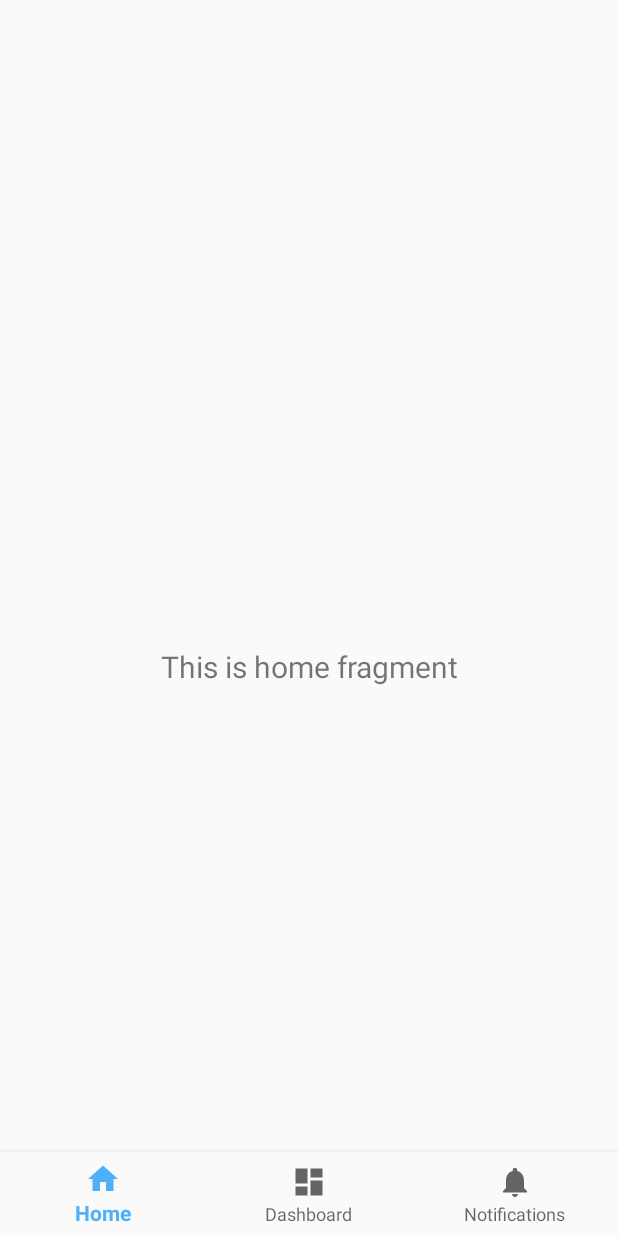
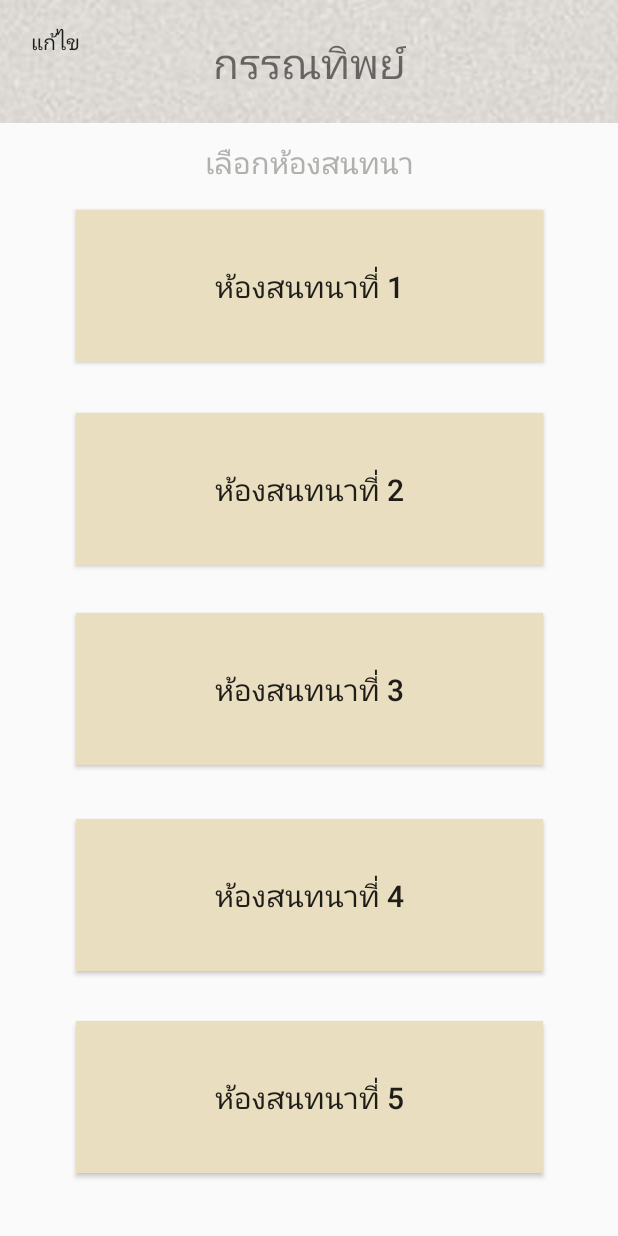
Before and after one commit to Icefozen/KaantipSimple, an Android app: the ChatList screen opened directly, with no data from a screen before it, on a phone screen of 412 x 824 dp. Run offline under Robolectric (Android 15) with nearby library versions, the phone set to English and light mode, and no system bars.

Commit message:
choose room

```diff
--- a/app/src/main/AndroidManifest.xml
+++ b/app/src/main/AndroidManifest.xml
@@ -11,10 +11,8 @@
         android:roundIcon="@mipmap/ic_launcher_round"
         android:supportsRtl="true"
         android:theme="@style/Theme.Kaantip">
-        <activity android:name=".ChatRoom"></activity>
-        <activity
-            android:name=".ChatList"
-            android:label="@string/title_activity_chat_list" />
+        <activity android:name=".ChatList"></activity>
+        <activity android:name=".ChatRoom" />
         <activity android:name=".MainActivity">
             <intent-filter>
                 <action android:name="android.intent.action.MAIN" />
--- a/app/src/main/java/icefozen/java/kaantip/ChatList.java
+++ b/app/src/main/java/icefozen/java/kaantip/ChatList.java
@@ -1,30 +1,47 @@
 package icefozen.java.kaantip;
 
+import androidx.appcompat.app.AppCompatActivity;
+
+import android.content.Context;
+import android.content.Intent;
 import android.os.Bundle;
-
-import com.google.android.material.bottomnavigation.BottomNavigationView;
-
-import androidx.appcompat.app.AppCompatActivity;
-import androidx.navigation.NavController;
-import androidx.navigation.Navigation;
-import androidx.navigation.ui.AppBarConfiguration;
-import androidx.navigation.ui.NavigationUI;
+import android.view.View;
+import android.widget.Button;
 
 public class ChatList extends AppCompatActivity {
+
+    private Button room1, room2, room3, room4, room5, edit;
 
     @Override
     protected void onCreate(Bundle savedInstanceState) {
         super.onCreate(savedInstanceState);
         setContentView(R.layout.activity_chat_list);
-        BottomNavigationView navView = findViewById(R.id.nav_view);
-        // Passing each menu ID as a set of Ids because each
-        // menu should be considered as top level destinations.
-        AppBarConfiguration appBarConfiguration = new AppBarConfiguration.Builder(
-                R.id.navigation_home, R.id.navigation_dashboard, R.id.navigation_notifications)
-                .build();
-        NavController navController = Navigation.findNavController(this, R.id.nav_host_fragment);
-        NavigationUI.setupActionBarWithNavController(this, navController, appBarConfiguration);
-        NavigationUI.setupWithNavController(navView, navController);
+
+        room1 = findViewById(R.id.roomChat1);
+        room2 = findViewById(R.id.roomChat2);
+        room3 = findViewById(R.id.roomChat3);
+        room4 = findViewById(R.id.roomChat4);
+        room5 = findViewById(R.id.roomChat5);
+
+        room1.setOnClickListener(View -> {
+            Intent intent = new Intent(ChatList.this, ChatRoom.class);
+            startActivity(intent);
+        });
+        room2.setOnClickListener(View -> {
+            Intent intent = new Intent(ChatList.this, ChatRoom.class);
+            startActivity(intent);
+        });
+        room3.setOnClickListener(View -> {
+            Intent intent = new Intent(ChatList.this, ChatRoom.class);
+            startActivity(intent);
+        });
+        room4.setOnClickListener(View -> {
+            Intent intent = new Intent(ChatList.this, ChatRoom.class);
+            startActivity(intent);
+        });
+        room5.setOnClickListener(View -> {
+            Intent intent = new Intent(ChatList.this, ChatRoom.class);
+            startActivity(intent);
+        });
     }
-
 }
--- a/app/src/main/java/icefozen/java/kaantip/MainActivity.java
+++ b/app/src/main/java/icefozen/java/kaantip/MainActivity.java
@@ -167,7 +167,7 @@ public class MainActivity extends AppCompatActivity {
 //                    login("superhero1");
 
                         try {
-                            TimeUnit.SECONDS.sleep(3);
+                            TimeUnit.SECONDS.sleep(2);
                         } catch (InterruptedException e) {
                             e.printStackTrace();
                         }
--- a/app/src/main/java/icefozen/java/kaantip/ui/home/HomeFragment.java
+++ /dev/null
@@ -1,35 +0,0 @@
-package icefozen.java.kaantip.ui.home;
-
-import android.os.Bundle;
-import android.view.LayoutInflater;
-import android.view.View;
-import android.view.ViewGroup;
-import android.widget.TextView;
-
-import androidx.annotation.NonNull;
-import androidx.annotation.Nullable;
-import androidx.fragment.app.Fragment;
-import androidx.lifecycle.Observer;
-import androidx.lifecycle.ViewModelProvider;
-
-import icefozen.java.kaantip.R;
-
-public class HomeFragment extends Fragment {
-
-    private HomeViewModel homeViewModel;
-
-    public View onCreateView(@NonNull LayoutInflater inflater,
-                             ViewGroup container, Bundle savedInstanceState) {
-        homeViewModel =
-                new ViewModelProvider(this).get(HomeViewModel.class);
-        View root = inflater.inflate(R.layout.fragment_home, container, false);
-        final TextView textView = root.findViewById(R.id.text_home);
-        homeViewModel.getText().observe(getViewLifecycleOwner(), new Observer<String>() {
-            @Override
-            public void onChanged(@Nullable String s) {
-                textView.setText(s);
-            }
-        });
-        return root;
-    }
-}
--- a/app/src/main/java/icefozen/java/kaantip/ui/home/HomeViewModel.java
+++ /dev/null
@@ -1,19 +0,0 @@
-package icefozen.java.kaantip.ui.home;
-
-import androidx.lifecycle.LiveData;
-import androidx.lifecycle.MutableLiveData;
-import androidx.lifecycle.ViewModel;
-
-public class HomeViewModel extends ViewModel {
-
-    private MutableLiveData<String> mText;
-
-    public HomeViewModel() {
-        mText = new MutableLiveData<>();
-        mText.setValue("This is home fragment");
-    }
-
-    public LiveData<String> getText() {
-        return mText;
-    }
-}
--- a/app/src/main/res/layout/activity_chat_list.xml
+++ b/app/src/main/res/layout/activity_chat_list.xml
@@ -1,33 +1,123 @@
 <?xml version="1.0" encoding="utf-8"?>
 <androidx.constraintlayout.widget.ConstraintLayout xmlns:android="http://schemas.android.com/apk/res/android"
     xmlns:app="http://schemas.android.com/apk/res-auto"
-    android:id="@+id/container"
+    xmlns:tools="http://schemas.android.com/tools"
     android:layout_width="match_parent"
     android:layout_height="match_parent"
-    android:paddingTop="?attr/actionBarSize">
+    tools:context=".ChatList">
 
-    <com.google.android.material.bottomnavigation.BottomNavigationView
-        android:id="@+id/nav_view"
-        android:layout_width="0dp"
+    <ImageButton
+        android:id="@+id/imageButton"
+        android:layout_width="422dp"
+        android:layout_height="82dp"
+        app:layout_constraintBottom_toBottomOf="parent"
+        app:layout_constraintEnd_toEndOf="parent"
+        app:layout_constraintHorizontal_bias="0.545"
+        app:layout_constraintStart_toStartOf="parent"
+        app:layout_constraintTop_toTopOf="parent"
+        app:layout_constraintVertical_bias="0.0"
+        app:srcCompat="@drawable/header_bg" />
+
+    <TextView
+        android:id="@+id/textView"
+        android:layout_width="wrap_content"
         android:layout_height="wrap_content"
-        android:layout_marginStart="0dp"
-        android:layout_marginEnd="0dp"
-        android:background="?android:attr/windowBackground"
+        android:text="กรรณทิพย์"
+        android:textSize="28dp"
+        app:layout_constraintBottom_toBottomOf="@+id/imageButton"
+        app:layout_constraintEnd_toEndOf="parent"
+        app:layout_constraintStart_toStartOf="parent"
+        app:layout_constraintTop_toTopOf="@+id/imageButton" />
+
+    <Button
+        android:id="@+id/roomChat1"
+        android:layout_width="311dp"
+        android:layout_height="101dp"
+        android:background="@color/chat_room_btn"
+        android:text="ห้องสนทนาที่ 1"
+        android:textSize="20dp"
         app:layout_constraintBottom_toBottomOf="parent"
-        app:layout_constraintLeft_toLeftOf="parent"
-        app:layout_constraintRight_toRightOf="parent"
-        app:menu="@menu/bottom_nav_menu" />
+        app:layout_constraintEnd_toEndOf="parent"
+        app:layout_constraintStart_toStartOf="parent"
+        app:layout_constraintTop_toBottomOf="@+id/imageButton"
+        app:layout_constraintVertical_bias="0.091" />
 
-    <fragment
-        android:id="@+id/nav_host_fragment"
-        android:name="androidx.navigation.fragment.NavHostFragment"
-        android:layout_width="match_parent"
-        android:layout_height="match_parent"
-        app:defaultNavHost="true"
-        app:layout_constraintBottom_toTopOf="@id/nav_view"
-        app:layout_constraintLeft_toLeftOf="parent"
-        app:layout_constraintRight_toRightOf="parent"
+    <Button
+        android:id="@+id/roomChat4"
+        android:layout_width="311dp"
+        android:layout_height="101dp"
+        android:background="@color/chat_room_btn"
+        android:text="ห้องสนทนาที่ 4"
+        android:textSize="20dp"
+        app:layout_constraintBottom_toBottomOf="parent"
+        app:layout_constraintEnd_toEndOf="parent"
+        app:layout_constraintStart_toStartOf="parent"
+        app:layout_constraintTop_toBottomOf="@+id/imageButton"
+        app:layout_constraintVertical_bias="0.724" />
+
+    <Button
+        android:id="@+id/roomChat5"
+        android:layout_width="311dp"
+        android:layout_height="101dp"
+        android:background="@color/chat_room_btn"
+        android:text="ห้องสนทนาที่ 5"
+        android:textSize="20dp"
+        app:layout_constraintBottom_toBottomOf="parent"
+        app:layout_constraintEnd_toEndOf="parent"
+        app:layout_constraintStart_toStartOf="parent"
+        app:layout_constraintTop_toBottomOf="@+id/imageButton"
+        app:layout_constraintVertical_bias="0.934" />
+
+    <Button
+        android:id="@+id/roomChat3"
+        android:layout_width="311dp"
+        android:layout_height="101dp"
+        android:background="@color/chat_room_btn"
+        android:text="ห้องสนทนาที่ 3"
+        android:textSize="20dp"
+        app:layout_constraintBottom_toBottomOf="parent"
+        app:layout_constraintEnd_toEndOf="parent"
+        app:layout_constraintStart_toStartOf="parent"
+        app:layout_constraintTop_toBottomOf="@+id/imageButton"
+        app:layout_constraintVertical_bias="0.51" />
+
+    <TextView
+        android:id="@+id/textView2"
+        android:layout_width="wrap_content"
+        android:layout_height="wrap_content"
+        android:text="เลือกห้องสนทนา"
+        android:textColor="@color/text_choose_room"
+        android:textSize="20dp"
+        app:layout_constraintBottom_toBottomOf="parent"
+        app:layout_constraintEnd_toEndOf="parent"
+        app:layout_constraintStart_toStartOf="parent"
+        app:layout_constraintTop_toBottomOf="@+id/imageButton"
+        app:layout_constraintVertical_bias="0.016" />
+
+    <Button
+        android:id="@+id/roomChat2"
+        android:layout_width="311dp"
+        android:layout_height="101dp"
+        android:background="@color/chat_room_btn"
+        android:text="ห้องสนทนาที่ 2"
+        android:textSize="20dp"
+        app:layout_constraintBottom_toBottomOf="parent"
+        app:layout_constraintEnd_toEndOf="parent"
+        app:layout_constraintStart_toStartOf="parent"
+        app:layout_constraintTop_toBottomOf="@+id/imageButton"
+        app:layout_constraintVertical_bias="0.302" />
+
+    <Button
+        android:id="@+id/button12"
+        android:layout_width="61dp"
+        android:layout_height="39dp"
+        android:background="@null"
+        android:text="แก้ไข"
+        app:layout_constraintBottom_toBottomOf="parent"
+        app:layout_constraintEnd_toEndOf="parent"
+        app:layout_constraintHorizontal_bias="0.017"
+        app:layout_constraintStart_toStartOf="parent"
         app:layout_constraintTop_toTopOf="parent"
-        app:navGraph="@navigation/mobile_navigation" />
+        app:layout_constraintVertical_bias="0.01" />
 
 </androidx.constraintlayout.widget.ConstraintLayout>
--- a/app/src/main/res/layout/activity_main.xml
+++ b/app/src/main/res/layout/activity_main.xml
@@ -29,7 +29,7 @@
                 android:layout_marginStart="45dp"
                 android:layout_marginTop="195dp"
                 android:layout_marginEnd="45dp"
-                android:src="@drawable/ic_ice" />
+                android:src="@drawable/ic_photo_background" />
 
             <androidx.appcompat.widget.AppCompatTextView
                 android:id="@+id/tvKS"
--- a/app/src/main/res/layout/fragment_home.xml
+++ /dev/null
@@ -1,22 +0,0 @@
-<?xml version="1.0" encoding="utf-8"?>
-<androidx.constraintlayout.widget.ConstraintLayout xmlns:android="http://schemas.android.com/apk/res/android"
-    xmlns:app="http://schemas.android.com/apk/res-auto"
-    xmlns:tools="http://schemas.android.com/tools"
-    android:layout_width="match_parent"
-    android:layout_height="match_parent"
-    tools:context=".ui.home.HomeFragment">
-
-    <TextView
-        android:id="@+id/text_home"
-        android:layout_width="match_parent"
-        android:layout_height="wrap_content"
-        android:layout_marginStart="8dp"
-        android:layout_marginTop="8dp"
-        android:layout_marginEnd="8dp"
-        android:textAlignment="center"
-        android:textSize="20sp"
-        app:layout_constraintBottom_toBottomOf="parent"
-        app:layout_constraintEnd_toEndOf="parent"
-        app:layout_constraintStart_toStartOf="parent"
-        app:layout_constraintTop_toTopOf="parent" />
-</androidx.constraintlayout.widget.ConstraintLayout>
--- a/app/src/main/res/menu/bottom_nav_menu.xml
+++ /dev/null
@@ -1,19 +0,0 @@
-<?xml version="1.0" encoding="utf-8"?>
-<menu xmlns:android="http://schemas.android.com/apk/res/android">
-
-    <item
-        android:id="@+id/navigation_home"
-        android:icon="@drawable/ic_home_black_24dp"
-        android:title="@string/title_home" />
-
-    <item
-        android:id="@+id/navigation_dashboard"
-        android:icon="@drawable/ic_dashboard_black_24dp"
-        android:title="@string/title_dashboard" />
-
-    <item
-        android:id="@+id/navigation_notifications"
-        android:icon="@drawable/ic_notifications_black_24dp"
-        android:title="@string/title_notifications" />
-
-</menu>
--- a/app/src/main/res/navigation/mobile_navigation.xml
+++ /dev/null
@@ -1,25 +0,0 @@
-<?xml version="1.0" encoding="utf-8"?>
-<navigation xmlns:android="http://schemas.android.com/apk/res/android"
-    xmlns:app="http://schemas.android.com/apk/res-auto"
-    xmlns:tools="http://schemas.android.com/tools"
-    android:id="@+id/mobile_navigation"
-    app:startDestination="@+id/navigation_home">
-
-    <fragment
-        android:id="@+id/navigation_home"
-        android:name="icefozen.java.kaantip.ui.home.HomeFragment"
-        android:label="@string/title_home"
-        tools:layout="@layout/fragment_home" />
-
-    <fragment
-        android:id="@+id/navigation_dashboard"
-        android:name="icefozen.java.kaantip.ui.dashboard.DashboardFragment"
-        android:label="@string/title_dashboard"
-        tools:layout="@layout/fragment_dashboard" />
-
-    <fragment
-        android:id="@+id/navigation_notifications"
-        android:name="icefozen.java.kaantip.ui.notifications.NotificationsFragment"
-        android:label="@string/title_notifications"
-        tools:layout="@layout/fragment_notifications" />
-</navigation>
--- a/app/src/main/res/values/colors.xml
+++ b/app/src/main/res/values/colors.xml
@@ -18,4 +18,7 @@
     <color name="purple">#9C27B0</color>
     <color name="violet">#673AB7</color>
     <color name="yellow">#FFC107</color>
+    <color name="header">#FFD3C9AD</color>
+    <color name="chat_room_btn">#FFE9DEBF</color>
+    <color name="text_choose_room">#FFB0B0AD</color>
 </resources>
--- a/app/src/main/res/values/strings.xml
+++ b/app/src/main/res/values/strings.xml
@@ -1,7 +1,7 @@
 <resources>
     <string name="app_name">Kaantip</string>
     <string name="title_activity_chat_list">MainActivity</string>
-    <string name="title_home">Home</string>
-    <string name="title_dashboard">Dashboard</string>
+    <string name="title_home">หน้าแรก</string>
+    <string name="title_">ตั้งค่า</string>
     <string name="title_notifications">Notifications</string>
 </resources>
```
Also changed, not shown: app/src/main/java/icefozen/java/kaantip/ui/dashboard/DashboardFragment.java (deleted, +0 -35 lines), app/src/main/java/icefozen/java/kaantip/ui/dashboard/DashboardViewModel.java (deleted, +0 -19 lines), app/src/main/java/icefozen/java/kaantip/ui/notifications/NotificationsFragment.java (deleted, +0 -35 lines), app/src/main/java/icefozen/java/kaantip/ui/notifications/NotificationsViewModel.java (deleted, +0 -19 lines), app/src/main/res/layout/activity_chat_room.xml (+9 -0 lines), app/src/main/res/layout/fragment_dashboard.xml (deleted, +0 -22 lines), app/src/main/res/layout/fragment_notifications.xml (deleted, +0 -22 lines), app/src/main/res/drawable/header_bg.jpg (added).
